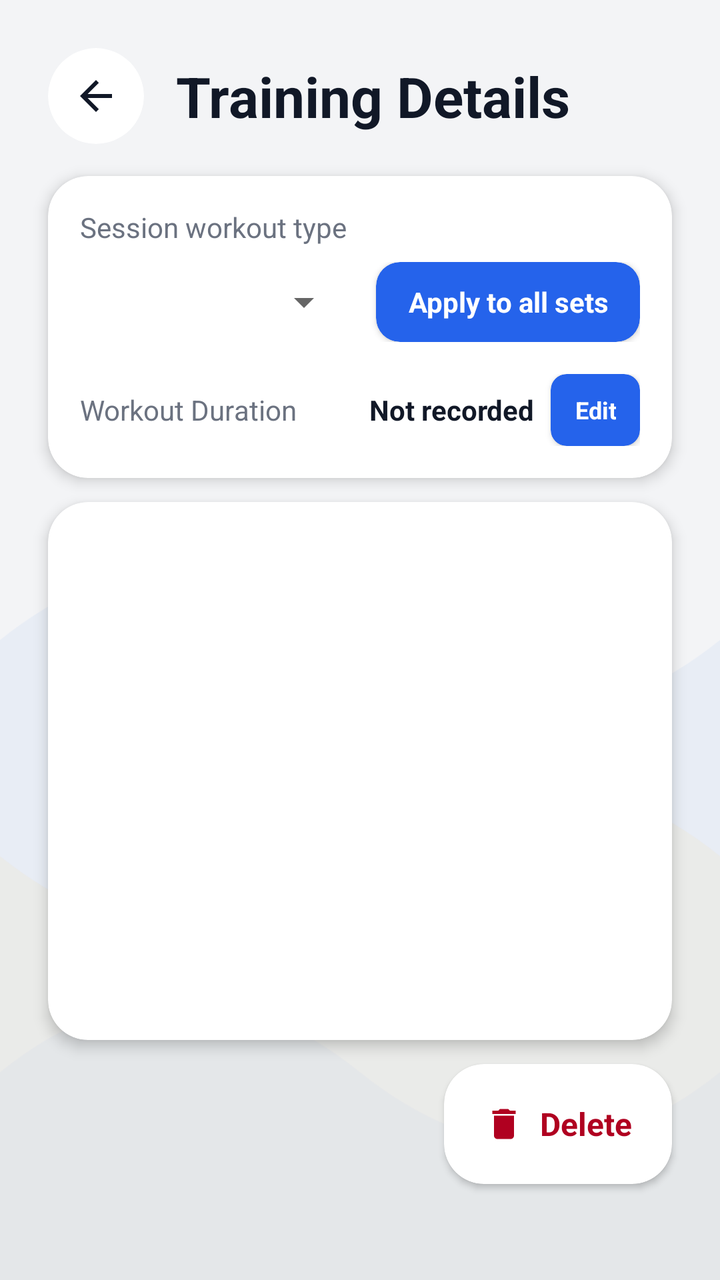
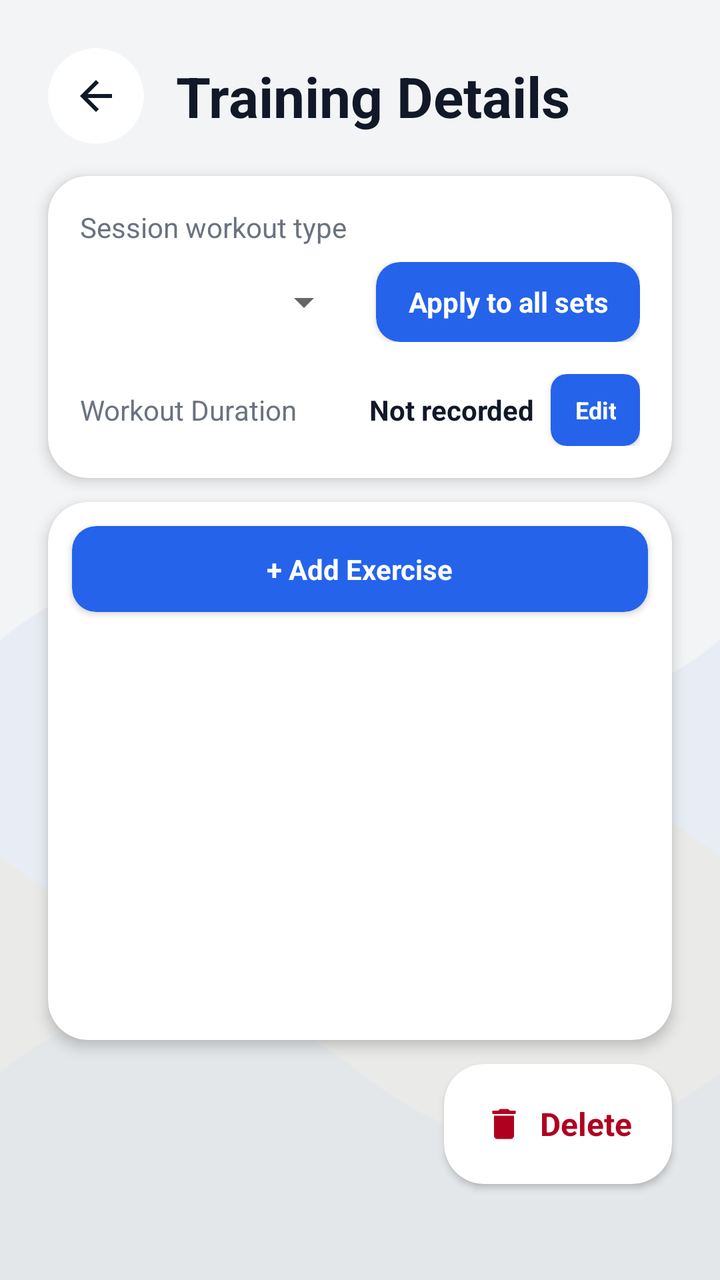

Before-and-after screenshots of an Android layout around one commit, followed by the original layout XML and the change that was made.
<!-- AndroidManifest.xml: application theme Theme.Fitness -->
<!-- res/layout/activity_training_detail.xml -->
<?xml version="1.0" encoding="utf-8"?>
<androidx.constraintlayout.widget.ConstraintLayout xmlns:android="http://schemas.android.com/apk/res/android"
    xmlns:app="http://schemas.android.com/apk/res-auto"
    xmlns:tools="http://schemas.android.com/tools"
    android:layout_width="match_parent"
    android:layout_height="match_parent"
    android:background="@color/fitness_background"
    android:fitsSystemWindows="true"
    tools:context=".activities.TrainingDetailActivity">

    
    <ImageView
        android:id="@+id/image_bg_animation"
        android:layout_width="match_parent"
        android:layout_height="match_parent"
        android:scaleType="centerCrop"
        android:alpha="1.0"
        app:layout_constraintBottom_toBottomOf="parent"
        app:layout_constraintEnd_toEndOf="parent"
        app:layout_constraintStart_toStartOf="parent"
        app:layout_constraintTop_toTopOf="parent"
        app:srcCompat="@drawable/avd_background_flow" />

    <androidx.core.widget.NestedScrollView
        android:layout_width="match_parent"
        android:layout_height="match_parent"
        android:background="@android:color/transparent"
        android:clipToPadding="false"
        android:fillViewport="true">

        <androidx.constraintlayout.widget.ConstraintLayout
            android:layout_width="match_parent"
            android:layout_height="wrap_content"
            android:clipChildren="false"
            android:clipToPadding="false"
            android:padding="24dp">

            
            <androidx.cardview.widget.CardView
                android:id="@+id/button_back"
                android:layout_width="48dp"
                android:layout_height="48dp"
                android:clickable="true"
                android:focusable="true"
                android:foreground="?attr/selectableItemBackground"
                app:cardBackgroundColor="@color/fitness_card_background"
                app:cardCornerRadius="24dp"
                app:cardElevation="0dp"
                app:layout_constraintStart_toStartOf="parent"
                app:layout_constraintTop_toTopOf="parent">

                <ImageButton
                    android:layout_width="match_parent"
                    android:layout_height="match_parent"
                    android:background="@android:color/transparent"
                    android:contentDescription="@string/progress_back_content_description"
                    android:padding="12dp"
                    android:src="@drawable/ic_arrow_back_24"
                    app:tint="@color/fitness_text_primary" />
            </androidx.cardview.widget.CardView>

            <TextView
                android:id="@+id/text_title"
                android:layout_width="0dp"
                android:layout_height="wrap_content"
                android:layout_marginStart="16dp"
                android:text="Training Details"
                android:textColor="@color/fitness_text_primary"
                android:textSize="28sp"
                android:textStyle="bold"
                app:layout_constraintBottom_toBottomOf="@id/button_back"
                app:layout_constraintEnd_toEndOf="parent"
                app:layout_constraintStart_toEndOf="@id/button_back"
                app:layout_constraintTop_toTopOf="@id/button_back" />

            
            <androidx.cardview.widget.CardView
                android:id="@+id/card_session_type"
                android:layout_width="match_parent"
                android:layout_height="wrap_content"
                android:layout_marginTop="16dp"
                app:cardBackgroundColor="@color/fitness_card_background"
                app:cardCornerRadius="20dp"
                app:cardElevation="4dp"
                app:layout_constraintEnd_toEndOf="parent"
                app:layout_constraintStart_toStartOf="parent"
                app:layout_constraintTop_toBottomOf="@id/button_back">

                <LinearLayout
                    android:layout_width="match_parent"
                    android:layout_height="wrap_content"
                    android:orientation="vertical"
                    android:padding="16dp">

                    <TextView
                        android:id="@+id/text_session_type_label"
                        android:layout_width="wrap_content"
                        android:layout_height="wrap_content"
                        android:text="Session workout type"
                        android:textColor="@color/fitness_text_secondary"
                        android:textSize="14sp" />

                    <LinearLayout
                        android:layout_width="match_parent"
                        android:layout_height="wrap_content"
                        android:layout_marginTop="8dp"
                        android:gravity="center_vertical"
                        android:orientation="horizontal">

                        <Spinner
                            android:id="@+id/spinner_session_type"
                            android:layout_width="0dp"
                            android:layout_height="wrap_content"
                            android:layout_weight="1" />

                        <androidx.cardview.widget.CardView
                            android:id="@+id/button_apply_session_type"
                            android:layout_width="wrap_content"
                            android:layout_height="40dp"
                            android:layout_marginStart="12dp"
                            android:clickable="true"
                            android:focusable="true"
                            android:foreground="?attr/selectableItemBackground"
                            app:cardBackgroundColor="@color/fitness_primary"
                            app:cardCornerRadius="12dp"
                            app:cardElevation="2dp">

                            <TextView
                                android:layout_width="wrap_content"
                                android:layout_height="match_parent"
                                android:gravity="center"
                                android:paddingStart="16dp"
                                android:paddingEnd="16dp"
                                android:text="Apply to all sets"
                                android:textColor="@color/white"
                                android:textSize="14sp"
                                android:textStyle="bold" />
                        </androidx.cardview.widget.CardView>
                    </LinearLayout>

                    
                    <LinearLayout
                        android:layout_width="match_parent"
                        android:layout_height="wrap_content"
                        android:layout_marginTop="16dp"
                        android:gravity="center_vertical"
                        android:orientation="horizontal">

                        <TextView
                            android:layout_width="0dp"
                            android:layout_height="wrap_content"
                            android:layout_weight="1"
                            android:text="Workout Duration"
                            android:textColor="@color/fitness_text_secondary"
                            android:textSize="14sp" />

                        <TextView
                            android:id="@+id/text_workout_duration"
                            android:layout_width="wrap_content"
                            android:layout_height="wrap_content"
                            android:layout_marginEnd="8dp"
                            android:text="Not recorded"
                            android:textColor="@color/fitness_text_primary"
                            android:textSize="14sp"
                            android:textStyle="bold" />

                        <androidx.cardview.widget.CardView
                            android:id="@+id/button_edit_duration"
                            android:layout_width="wrap_content"
                            android:layout_height="36dp"
                            android:clickable="true"
                            android:focusable="true"
                            android:foreground="?attr/selectableItemBackground"
                            app:cardBackgroundColor="@color/fitness_primary"
                            app:cardCornerRadius="8dp"
                            app:cardElevation="2dp">

                            <TextView
                                android:layout_width="wrap_content"
                                android:layout_height="match_parent"
                                android:gravity="center"
                                android:paddingStart="12dp"
                                android:paddingEnd="12dp"
                                android:text="Edit"
                                android:textColor="@color/white"
                                android:textSize="12sp"
                                android:textStyle="bold" />
                        </androidx.cardview.widget.CardView>
                    </LinearLayout>
                </LinearLayout>
            </androidx.cardview.widget.CardView>

            
            <androidx.cardview.widget.CardView
                android:id="@+id/card_exercises_list"
                android:layout_width="match_parent"
                android:layout_height="0dp"
                android:layout_marginTop="12dp"
                android:layout_marginBottom="12dp"
                app:cardBackgroundColor="@color/fitness_card_background"
                app:cardCornerRadius="20dp"
                app:cardElevation="4dp"
                app:layout_constraintBottom_toTopOf="@id/button_delete"
                app:layout_constraintEnd_toEndOf="parent"
                app:layout_constraintStart_toStartOf="parent"
                app:layout_constraintTop_toBottomOf="@id/card_session_type">

                <androidx.recyclerview.widget.RecyclerView
                    android:id="@+id/recycler_view_training_detail"
                    android:layout_width="match_parent"
                    android:layout_height="match_parent"
                    android:padding="12dp"
                    android:clipToPadding="false"
                    android:clipChildren="false" />
            </androidx.cardview.widget.CardView>

            
            <androidx.cardview.widget.CardView
                android:id="@+id/button_delete"
                android:layout_width="wrap_content"
                android:layout_height="60dp"
                android:layout_marginBottom="24dp"
                android:clickable="true"
                android:focusable="true"
                android:foreground="?attr/selectableItemBackground"
                app:cardBackgroundColor="@color/fitness_card_background"
                app:cardCornerRadius="20dp"
                app:cardElevation="2dp"
                app:layout_constraintBottom_toBottomOf="parent"
                app:layout_constraintEnd_toEndOf="parent"
                app:layout_constraintTop_toBottomOf="@id/card_exercises_list">

                <LinearLayout
                    android:layout_width="wrap_content"
                    android:layout_height="match_parent"
                    android:gravity="center"
                    android:orientation="horizontal"
                    android:paddingStart="20dp"
                    android:paddingEnd="20dp">

                    <ImageView
                        android:layout_width="20dp"
                        android:layout_height="20dp"
                        android:src="@drawable/ic_delete"
                        app:tint="@color/design_default_color_error" />

                    <TextView
                        android:layout_width="wrap_content"
                        android:layout_height="wrap_content"
                        android:layout_marginStart="8dp"
                        android:text="Delete"
                        android:textColor="@color/design_default_color_error"
                        android:textSize="16sp"
                        android:textStyle="bold" />
                </LinearLayout>
            </androidx.cardview.widget.CardView>

        </androidx.constraintlayout.widget.ConstraintLayout>
    </androidx.core.widget.NestedScrollView>
</androidx.constraintlayout.widget.ConstraintLayout>
<!-- resources referenced by this layout -->
<resources>
  <color name="fitness_background">#F3F4F6</color>
  <color name="fitness_card_background">#FFFFFF</color>
  <color name="fitness_primary">#2563EB</color>
  <color name="fitness_text_primary">#111827</color>
  <color name="fitness_text_secondary">#6B7280</color>
  <color name="white">#FFFFFFFF</color>
  <!-- drawable ic_arrow_back_24 (drawable) -->
  <vector xmlns:android="http://schemas.android.com/apk/res/android"
      android:width="24dp"
      android:height="24dp"
      android:viewportWidth="24.0"
      android:viewportHeight="24.0"
      android:tint="?attr/colorControlNormal">
    <path
        android:fillColor="@android:color/white"
        android:pathData="M20,11H7.83l5.59,-5.59L12,4l-8,8 8,8 1.41,-1.41L7.83,13H20v-2z"/>
  </vector>
  <!-- drawable ic_delete (drawable) -->
  <vector xmlns:android="http://schemas.android.com/apk/res/android"
      android:width="24dp"
      android:height="24dp"
      android:viewportWidth="24.0"
      android:viewportHeight="24.0"
      android:tint="@color/fitness_primary">
      <path
          android:fillColor="@android:color/white"
          android:pathData="M6,19c0,1.1 0.9,2 2,2h8c1.1,0 2,-0.9 2,-2V7H6v12zM19,4h-3.5l-1,-1h-5l-1,1H5v2h14V4z" />
  </vector>
  <string name="progress_back_content_description">Navigate back</string>
  <color name="fitness_primary_dark">#1E40AF</color>
  <color name="fitness_accent">#F59E0B</color>
  <style name="ThemeOverlay.Fitness.MaterialAlertDialog" parent="ThemeOverlay.MaterialComponents.MaterialAlertDialog">
          
          <item name="android:windowBackground">@android:color/transparent</item>
          
          
          <item name="android:background">@drawable/bg_dialog_rounded</item>
          
          
          <item name="colorSurface">@color/fitness_card_background</item>
          
          
          <item name="colorPrimary">@color/fitness_primary</item>
          <item name="colorOnPrimary">@color/white</item>
          
          
          <item name="colorOnSurface">@color/fitness_text_primary</item>
          <item name="android:textColorPrimary">@color/fitness_text_primary</item>
          <item name="android:textColorSecondary">@color/fitness_text_secondary</item>
          
          
          <item name="materialAlertDialogTitleTextStyle">@style/MaterialAlertDialog.Fitness.Title</item>
          <item name="materialAlertDialogBodyTextStyle">@style/MaterialAlertDialog.Fitness.Body</item>
          <item name="buttonBarButtonStyle">@style/MaterialAlertDialog.Fitness.Button</item>
      </style>
  <!-- drawable bg_dialog_rounded (drawable) -->
  <?xml version="1.0" encoding="utf-8"?>
  <shape xmlns:android="http://schemas.android.com/apk/res/android"
      android:shape="rectangle">
      <solid android:color="@color/fitness_card_background" />
      <corners android:radius="24dp" />
  </shape>
  <style name="MaterialAlertDialog.Fitness.Title" parent="MaterialAlertDialog.MaterialComponents.Title.Text">
          <item name="android:textColor">@color/fitness_text_primary</item>
          <item name="android:textSize">20sp</item>
          <item name="android:textStyle">bold</item>
      </style>
  <style name="MaterialAlertDialog.Fitness.Body" parent="MaterialAlertDialog.MaterialComponents.Body.Text">
          <item name="android:textColor">@color/fitness_text_primary</item>
          <item name="android:textSize">15sp</item>
      </style>
  <style name="MaterialAlertDialog.Fitness.Button" parent="Widget.MaterialComponents.Button.TextButton.Dialog">
          <item name="android:textColor">@color/fitness_primary</item>
          <item name="android:textSize">15sp</item>
          <item name="android:textStyle">bold</item>
      </style>
  <!-- unchanged entries left out for length: 2 -->
</resources>

<!-- the commit's change to res/layout/activity_training_detail.xml (unified diff, before → after) -->
@@ -205,13 +205,50 @@
                 app:layout_constraintStart_toStartOf="parent"
                 app:layout_constraintTop_toBottomOf="@id/card_session_type">
 
-                <androidx.recyclerview.widget.RecyclerView
-                    android:id="@+id/recycler_view_training_detail"
+                <LinearLayout
                     android:layout_width="match_parent"
                     android:layout_height="match_parent"
-                    android:padding="12dp"
-                    android:clipToPadding="false"
-                    android:clipChildren="false" />
+                    android:orientation="vertical">
+
+                    
+                    <androidx.cardview.widget.CardView
+                        android:id="@+id/button_add_exercise"
+                        android:layout_width="match_parent"
+                        android:layout_height="wrap_content"
+                        android:layout_margin="12dp"
+                        android:clickable="true"
+                        android:focusable="true"
+                        android:foreground="?attr/selectableItemBackground"
+                        app:cardBackgroundColor="@color/fitness_primary"
+                        app:cardCornerRadius="12dp"
+                        app:cardElevation="2dp">
+
+                        <LinearLayout
+                            android:layout_width="match_parent"
+                            android:layout_height="wrap_content"
+                            android:gravity="center"
+                            android:orientation="horizontal"
+                            android:padding="12dp">
+
+                            <TextView
+                                android:layout_width="wrap_content"
+                                android:layout_height="wrap_content"
+                                android:text="+ Add Exercise"
+                                android:textColor="@color/white"
+                                android:textSize="14sp"
+                                android:textStyle="bold" />
+                        </LinearLayout>
+                    </androidx.cardview.widget.CardView>
+
+                    <androidx.recyclerview.widget.RecyclerView
+                        android:id="@+id/recycler_view_training_detail"
+                        android:layout_width="match_parent"
+                        android:layout_height="0dp"
+                        android:layout_weight="1"
+                        android:padding="12dp"
+                        android:clipToPadding="false"
+                        android:clipChildren="false" />
+                </LinearLayout>
             </androidx.cardview.widget.CardView>
 
             
